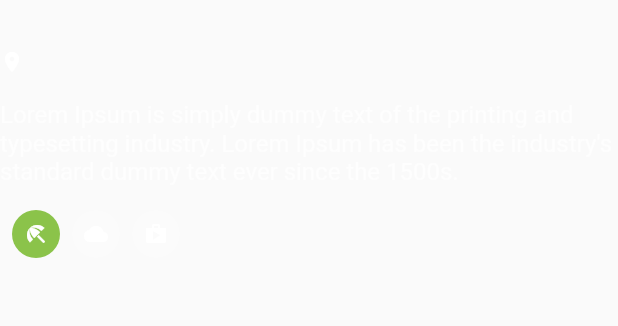
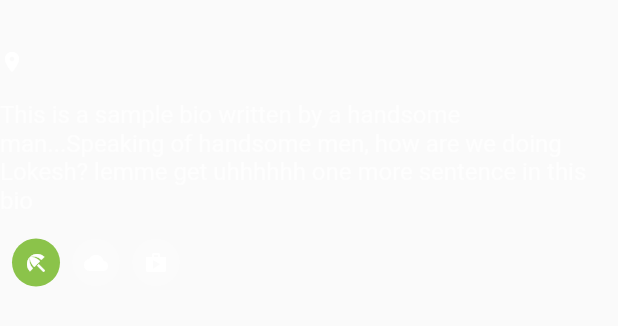
Before and after one commit to samuelb97/SpotBuddy, a Flutter app: the BuddyDetailBody widget shown alone on an empty page, opened directly with empty values, on a phone screen of 412 x 824 dp. Shown: the top 326 px of the screen. Run offline on Flutter 3.47's test engine with Material 2 defaults, Android fonts, the phone set to English and light mode, and no system bars; our stand-ins replace bottom_navy_bar, cloud_firestore, firebase_analytics, firebase_auth; accounts and stored records are empty; network calls fail.

Commit message:
buddy details

```diff
--- a/login/lib/Pages/Buddies/buddies.dart
+++ b/login/lib/Pages/Buddies/buddies.dart
@@ -1,11 +1,8 @@
 import 'package:flutter/material.dart';
 import 'package:firebase_auth/firebase_auth.dart';
-import 'package:login/prop-config.dart';
 import 'package:firebase_analytics/firebase_analytics.dart';
 import 'package:firebase_analytics/observer.dart';
-import 'package:cloud_firestore/cloud_firestore.dart';
 import 'dart:async';
-import 'package:flutter/material.dart';
 import 'package:http/http.dart' as http;
 import 'package:login/Pages/Buddies/buddy_details_page.dart';
 import 'package:login/Pages/Buddies/buddy.dart';
--- a/login/lib/Pages/Buddies/buddy.dart
+++ b/login/lib/Pages/Buddies/buddy.dart
@@ -7,11 +7,15 @@ class Buddy {
     @required this.name,
     @required this.email,
     @required this.location,
+    @required this.age,
+    @required this.occupation,
   });
 
   final String avatar;
+  final String age;
   final String name;
   final String email;
+  final String occupation;
   final String location;
 
   static List<Buddy> allFromResponse(String response) {
@@ -31,6 +35,8 @@ class Buddy {
       avatar: map['picture']['large'],
       name: '${_capitalize(name['first'])} ${_capitalize(name['last'])}',
       email: map['email'],
+      age: map['age'],
+      occupation: map['occupation'],
       location: _capitalize(map['location']['state']),
     );
   }
--- a/login/lib/Pages/Buddies/buddy_detail_body.dart
+++ b/login/lib/Pages/Buddies/buddy_detail_body.dart
@@ -58,9 +58,9 @@ class BuddyDetailBody extends StatelessWidget {
         new Padding(
           padding: const EdgeInsets.only(top: 16.0),
           child: new Text(
-            'Lorem Ipsum is simply dummy text of the printing and typesetting '
-                'industry. Lorem Ipsum has been the industry\'s standard dummy '
-                'text ever since the 1500s.',
+            'This is a sample bio written by a handsome man...'
+                'Speaking of handsome men, how are we doing Lokesh? '
+                'lemme get uhhhhhh one more sentence in this bio',
             style:
                 textTheme.body1.copyWith(color: Colors.white70, fontSize: 16.0),
           ),
```
Also changed, not shown: login/lib/header/buddy_detail_header.dart (+7 -7 lines).
